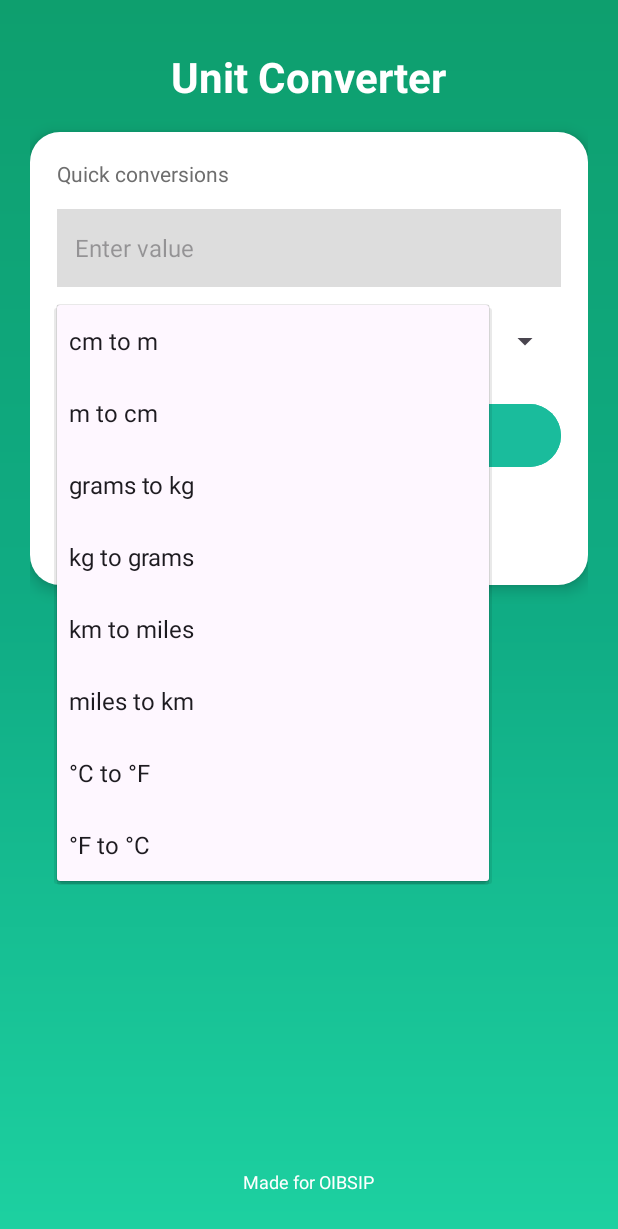
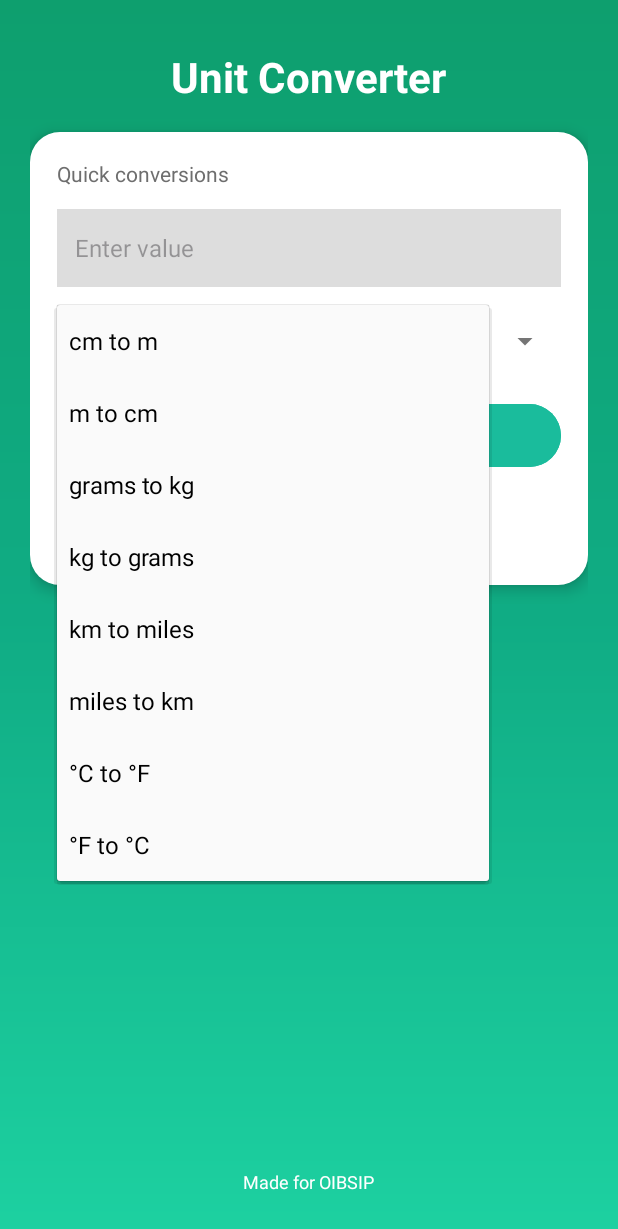
Before and after one commit to Adithyanps47/oibsip-task1-unit-converter, an Android app: the screen it shows after launch (MainActivity), after a tap on "cm to m", on a phone screen of 412 x 824 dp. Shown: the top 1229 px of the screen. Run offline under Robolectric (Android 15) with nearby library versions, the phone set to English and light mode, and no system bars.

Commit message:
Initial project setup for Unit Converter App

```diff
--- a/app/src/main/java/com/example/unitconverterapp/MainActivity.java
+++ b/app/src/main/java/com/example/unitconverterapp/MainActivity.java
@@ -1,5 +1,4 @@
-package com.example.unitconverterapp; // <-- change to your actual package
-
+package com.example.unitconverterapp;
 import android.os.Bundle;
 import android.view.View;
 import android.widget.AdapterView;
@@ -32,10 +31,10 @@ public class MainActivity extends AppCompatActivity {
         convertBtn = findViewById(R.id.convertBtn);
         resultText = findViewById(R.id.resultText);
 
-        // load options from resources
         options = getResources().getStringArray(R.array.conversion_options);
         ArrayAdapter<String> adapter = new ArrayAdapter<>(this,
-                android.R.layout.simple_spinner_item, options);
+                R.layout.spinner_item,
+                options);
         adapter.setDropDownViewResource(android.R.layout.simple_spinner_dropdown_item);
         unitSpinner.setAdapter(adapter);
 
@@ -105,7 +104,6 @@ public class MainActivity extends AppCompatActivity {
         resultText.setText(resultLabel);
     }
 
-    // format to at most 6 decimals, but remove trailing zeros
     private String format(double d) {
         if (Math.abs(d - Math.round(d)) < 1e-9) {
             return String.valueOf((long)Math.round(d));
--- a/app/src/main/res/layout/activity_main.xml
+++ b/app/src/main/res/layout/activity_main.xml
@@ -7,7 +7,6 @@
     android:background="@drawable/background_gradient"
     tools:context=".MainActivity">
 
-    <!-- App title at top -->
     <TextView
         android:id="@+id/titleText"
         android:layout_width="wrap_content"
@@ -20,7 +19,6 @@
         android:layout_centerHorizontal="true"
         android:paddingTop="12dp"/>
 
-    <!-- Card -->
     <LinearLayout
         android:id="@+id/cardLayout"
         android:layout_below="@id/titleText"
@@ -32,7 +30,6 @@
         android:elevation="6dp"
         android:padding="18dp">
 
-        <!-- small subtitle -->
         <TextView
             android:layout_width="wrap_content"
             android:layout_height="wrap_content"
@@ -41,7 +38,6 @@
             android:textSize="14sp"
             android:layout_marginBottom="8dp"/>
 
-        <!-- Input -->
         <EditText
             android:id="@+id/inputValue"
             android:layout_width="match_parent"
@@ -58,14 +54,14 @@
             android:backgroundTint="@color/input_border"
             android:clipToPadding="false"/>
 
-        <!-- Spinner for conversion type -->
         <Spinner
             android:id="@+id/unitSpinner"
             android:layout_width="match_parent"
             android:layout_height="48dp"
-            android:layout_marginBottom="14dp" />
+            android:layout_marginBottom="14dp"
+            android:theme="@style/ThemeOverlay.AppCompat.Light"
+            />
 
-        <!-- Convert button -->
         <Button
             android:id="@+id/convertBtn"
             android:layout_width="match_parent"
@@ -77,7 +73,6 @@
             android:backgroundTint="@color/button_bg"
             android:padding="8dp"/>
 
-        <!-- Result area -->
         <TextView
             android:id="@+id/resultText"
             android:layout_width="match_parent"
@@ -90,7 +85,6 @@
 
     </LinearLayout>
 
-    <!-- footer small note -->
     <TextView
         android:layout_width="wrap_content"
         android:layout_height="wrap_content"
--- /dev/null
+++ b/app/src/main/res/layout/spinner_item.xml
@@ -0,0 +1,10 @@
+<?xml version="1.0" encoding="utf-8"?>
+<TextView xmlns:android="http://schemas.android.com/apk/res/android"
+    android:id="@android:id/text1"
+    android:layout_width="match_parent"
+    android:layout_height="wrap_content"
+    android:textSize="16sp"
+    android:textColor="@color/text_primary"
+    android:padding="8dp"
+    android:ellipsize="marquee"
+    android:singleLine="true" />
```
